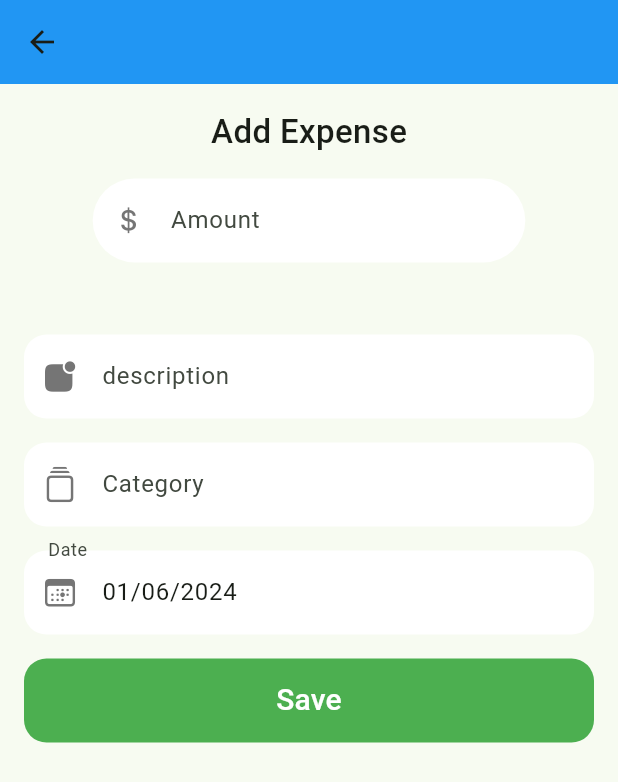
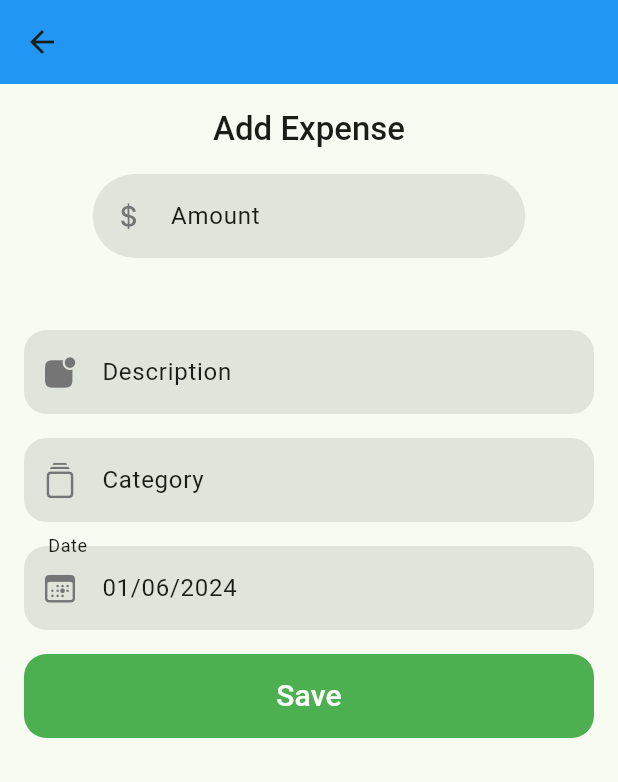
Before and after one commit to Despance/Savetify, a Flutter app: the screen it shows once a user with an empty profile is signed in, after a tap on an icon or button, on a phone screen of 412 x 824 dp. Shown: the top 782 px of the screen. Run offline on Flutter 3.47's test engine with Material 3 defaults, Android fonts, the phone set to English and light mode, and no system bars; our stand-ins replace cloud_firestore, firebase_auth, firebase_core, fl_chart, flutter_colorpicker, flutter_form_builder and 4 more; missing offline and left inert: google_sign_in_dartio; accounts and stored records are empty.

Commit message:
fixed web browser
chrome fixed %80 and adding singlechildscrollview to chart because ios pixel overflow

```diff
--- a/lib/src/features/expense/view/add_expense.dart
+++ b/lib/src/features/expense/view/add_expense.dart
@@ -1,5 +1,4 @@
 import 'dart:math';
-
 import 'package:cloud_firestore/cloud_firestore.dart';
 import 'package:firebase_auth/firebase_auth.dart';
 import 'package:flutter/cupertino.dart';
@@ -57,12 +56,15 @@ class _AddExpenseState extends State<AddExpense> {
 
   @override
   Widget build(BuildContext context) {
+    final theme = Theme.of(context);
+    final textTheme = theme.textTheme;
+
     return GestureDetector(
       onTap: () => FocusScope.of(context).unfocus(),
       child: Scaffold(
-        backgroundColor: SavetifyTheme.lightTheme.colorScheme.background,
+        backgroundColor: theme.colorScheme.background,
         appBar: AppBar(
-          backgroundColor: SavetifyTheme.lightTheme.secondaryHeaderColor,
+          backgroundColor: theme.secondaryHeaderColor,
         ),
         body: SingleChildScrollView(
           child: Padding(
@@ -70,9 +72,12 @@ class _AddExpenseState extends State<AddExpense> {
             child: Column(
               crossAxisAlignment: CrossAxisAlignment.center,
               children: [
-                const Text(
+                Text(
                   "Add Expense",
-                  style: TextStyle(fontSize: 22, fontWeight: FontWeight.w500),
+                  style: textTheme.headline6?.copyWith(
+                    fontSize: 22,
+                    fontWeight: FontWeight.w500,
+                  ),
                 ),
                 const SizedBox(height: 16),
                 SizedBox(
@@ -82,13 +87,15 @@ class _AddExpenseState extends State<AddExpense> {
                     keyboardType:
                         const TextInputType.numberWithOptions(decimal: true),
                     inputFormatters: [
-                      FilteringTextInputFormatter.allow(RegExp(
-                          r'[0-9,.]')), // Sadece rakam, virgül ve nokta girilmesine izin verir
+                      FilteringTextInputFormatter.allow(
+                        RegExp(r'[0-9,.]'),
+                      ), // Only allows digits, comma, and period
                     ],
                     decoration: InputDecoration(
                       filled: true,
-                      fillColor: Colors.white,
+                      fillColor: theme.inputDecorationTheme.fillColor,
                       labelText: "Amount",
+                      labelStyle: textTheme.bodyText1,
                       prefixIcon: Icon(
                         CupertinoIcons.money_dollar,
                         color: Colors.grey[600],
@@ -98,7 +105,9 @@ class _AddExpenseState extends State<AddExpense> {
                         borderSide: BorderSide.none,
                       ),
                       hintText: "Enter the amount",
+                      hintStyle: textTheme.bodyText2,
                     ),
+                    style: textTheme.bodyText1,
                     onChanged: (value) {
                       if (value.contains(',')) {
                         value = value.replaceAll(',', '.');
@@ -118,8 +127,9 @@ class _AddExpenseState extends State<AddExpense> {
                     controller: descriptionController,
                     decoration: InputDecoration(
                       filled: true,
-                        fillColor: Colors.white,
-                        labelText: "description",
+                      fillColor: theme.inputDecorationTheme.fillColor,
+                      labelText: "Description",
+                      labelStyle: textTheme.bodyText1,
                       prefixIcon: Icon(
                         CupertinoIcons.app_badge_fill,
                         color: Colors.grey[600],
@@ -129,7 +139,10 @@ class _AddExpenseState extends State<AddExpense> {
                         borderSide: BorderSide.none,
                       ),
                       hintText: "Enter the description",
-                      )),
+                      hintStyle: textTheme.bodyText2,
+                    ),
+                    style: textTheme.bodyText1,
+                  ),
                 ),
                 const SizedBox(height: 16),
                 GestureDetector(
@@ -190,8 +203,9 @@ class _AddExpenseState extends State<AddExpense> {
                       controller: categoryController,
                       decoration: InputDecoration(
                         filled: true,
-                        fillColor: Colors.white,
+                        fillColor: theme.inputDecorationTheme.fillColor,
                         labelText: "Category",
+                        labelStyle: textTheme.bodyText1,
                         prefixIcon: Icon(
                           CupertinoIcons.square_stack,
                           color: Colors.grey[600],
@@ -201,7 +215,9 @@ class _AddExpenseState extends State<AddExpense> {
                           borderSide: BorderSide.none,
                         ),
                         hintText: "Enter the category",
+                        hintStyle: textTheme.bodyText2,
                       ),
+                      style: textTheme.bodyText1,
                     ),
                   ),
                 ),
@@ -225,8 +241,9 @@ class _AddExpenseState extends State<AddExpense> {
                   },
                   decoration: InputDecoration(
                     filled: true,
-                    fillColor: Colors.white,
+                    fillColor: theme.inputDecorationTheme.fillColor,
                     labelText: "Date",
+                    labelStyle: textTheme.bodyText1,
                     prefixIcon: Icon(
                       CupertinoIcons.calendar_today,
                       color: Colors.grey[600],
@@ -236,7 +253,9 @@ class _AddExpenseState extends State<AddExpense> {
                       borderSide: BorderSide.none,
                     ),
                     hintText: "Enter the date",
+                    hintStyle: textTheme.bodyText2,
                   ),
+                  style: textTheme.bodyText1,
                 ),
                 const SizedBox(height: 16),
                 SizedBox(
@@ -265,7 +284,7 @@ class _AddExpenseState extends State<AddExpense> {
                       Navigator.pop(context);
                     },
                     style: TextButton.styleFrom(
-                      backgroundColor: SavetifyTheme.lightTheme.primaryColor,
+                      backgroundColor: theme.primaryColor,
                       shape: RoundedRectangleBorder(
                         borderRadius: BorderRadius.circular(15),
                       ),
--- a/lib/src/features/home/view/main_screen.dart
+++ b/lib/src/features/home/view/main_screen.dart
@@ -21,6 +21,7 @@ class MainScreenState extends State<MainScreen> {
   late IncomeViewModel incomeViewModel;
   ExpenseRepository? expenseRepository;
   late String result;
+
   initPage() async {
     incomeViewModel = IncomeViewModel();
     userModel = await const ProfileView().getUser();
@@ -52,12 +53,68 @@ class MainScreenState extends State<MainScreen> {
           builder: (context, snapshot) {
             return snapshot.connectionState == ConnectionState.waiting
                 ? const Center(child: CircularProgressIndicator())
-                : Padding(
+                : LayoutBuilder(
+                    builder: (context, constraints) {
+                      if (constraints.maxWidth > 600) {
+                        // Larger screen layout
+                        return Padding(
+                          padding: const EdgeInsets.symmetric(
+                              horizontal: 25, vertical: 10),
+                          child: Row(
+                            children: [
+                              Expanded(
+                                child: Column(
+                                  crossAxisAlignment: CrossAxisAlignment.start,
+                                  children: [
+                                    buildHeader(),
+                                    const SizedBox(height: 20),
+                                    buildBalanceCard(),
+                                  ],
+                                ),
+                              ),
+                              const SizedBox(width: 20),
+                              Expanded(
+                                child: Column(
+                                  crossAxisAlignment: CrossAxisAlignment.start,
+                                  children: [
+                                    const SizedBox(height: 20),
+                                    buildTransactionsHeader(),
+                                    const SizedBox(height: 10),
+                                    buildTransactionsList(),
+                                  ],
+                                ),
+                              ),
+                            ],
+                          ),
+                        );
+                      } else {
+                        // Small screen layout
+                        return SingleChildScrollView(
+                          child: Padding(
                             padding: const EdgeInsets.symmetric(
                                 horizontal: 25, vertical: 10),
                             child: Column(
                               children: [
-                        Row(
+                                buildHeader(),
+                                const SizedBox(height: 20),
+                                buildBalanceCard(),
+                                const SizedBox(height: 20),
+                                buildTransactionsHeader(),
+                                const SizedBox(height: 10),
+                                buildTransactionsList(),
+                              ],
+                            ),
+                          ),
+                        );
+                      }
+                    },
+                  );
+          }),
+    );
+  }
+
+  Widget buildHeader() {
+    return Row(
       mainAxisAlignment: MainAxisAlignment.spaceBetween,
       children: [
         Row(
@@ -67,8 +124,7 @@ class MainScreenState extends State<MainScreen> {
                 GestureDetector(
                   onTap: () {
                     Navigator.push(context,
-                                            MaterialPageRoute(
-                                                builder: (context) {
+                        MaterialPageRoute(builder: (context) {
                       return const ProfileView();
                     }));
                   },
@@ -101,32 +157,32 @@ class MainScreenState extends State<MainScreen> {
                     style: TextStyle(
                         fontSize: 15,
                         fontWeight: FontWeight.w600,
-                                            color: SavetifyTheme.lightTheme
-                                                .secondaryHeaderColor)),
+                        color: SavetifyTheme.lightTheme.secondaryHeaderColor)),
                 Text(
-                                      userModel == null
-                                          ? 'User'
-                                          : userModel!.name,
+                  userModel == null ? 'User' : userModel!.name,
                   style: TextStyle(
                       fontSize: 20,
                       fontWeight: FontWeight.bold,
-                                          color: SavetifyTheme
-                                              .lightTheme.primaryColor),
+                      color: SavetifyTheme.lightTheme.primaryColor),
                 ),
               ],
             ),
           ],
         ),
       ],
+    );
+  }
+
+  Widget buildBalanceCard() {
+    return Container(
+      width: MediaQuery.of(context).size.width,
+      constraints: BoxConstraints(
+        maxHeight:
+            MediaQuery.of(context).size.height / 3, // Adjust this as needed
       ),
-                        const SizedBox(height: 20),
-                        Container(
-                          width: MediaQuery.of(context).size.width,
-                          height: MediaQuery.of(context).size.width / 2,
       decoration: BoxDecoration(
         color: const Color.fromARGB(255, 193, 145, 0),
-                            borderRadius:
-                                const BorderRadius.all(Radius.circular(40)),
+        borderRadius: const BorderRadius.all(Radius.circular(40)),
         gradient: LinearGradient(
           colors: [
             const Color.fromARGB(255, 96, 91, 255),
@@ -164,13 +220,33 @@ class MainScreenState extends State<MainScreen> {
               )),
           const SizedBox(height: 12),
           Padding(
-                                padding: const EdgeInsets.symmetric(
-                                    vertical: 12, horizontal: 20),
+            padding: const EdgeInsets.symmetric(vertical: 12, horizontal: 20),
             child: Row(
-                                  mainAxisAlignment:
-                                      MainAxisAlignment.spaceBetween,
+              mainAxisAlignment: MainAxisAlignment.spaceBetween,
               children: [
-                                    Row(
+                buildIncomeExpenseInfo(
+                  CupertinoIcons.arrow_up,
+                  const Color.fromARGB(255, 2, 141, 35),
+                  "Income",
+                  "₺ ${incomeViewModel.getTotalIncome()}",
+                ),
+                buildIncomeExpenseInfo(
+                  CupertinoIcons.arrow_down,
+                  const Color.fromARGB(255, 189, 1, 1),
+                  "Expense",
+                  "₺ ${calculateTotalExpense()}",
+                ),
+              ],
+            ),
+          )
+        ],
+      ),
+    );
+  }
+
+  Widget buildIncomeExpenseInfo(
+      IconData icon, Color iconColor, String title, String amount) {
+    return Row(
       children: [
         Container(
           width: 25,
@@ -179,25 +255,18 @@ class MainScreenState extends State<MainScreen> {
             color: Colors.white30,
             shape: BoxShape.circle,
           ),
-                                          child: const Icon(
-                                            CupertinoIcons.arrow_up,
-                                            color:
-                                                Color.fromARGB(255, 2, 141, 35),
-                                            size: 15,
-                                          ),
+          child: Icon(icon, color: iconColor, size: 15),
         ),
         const SizedBox(width: 8),
         Column(
-                                          crossAxisAlignment:
-                                              CrossAxisAlignment.start,
+          crossAxisAlignment: CrossAxisAlignment.start,
           children: [
-                                            const Text("Income",
-                                                style: TextStyle(
+            Text(title,
+                style: const TextStyle(
                     fontSize: 14,
                     fontWeight: FontWeight.w400,
                     color: Colors.white)),
-                                            Text(
-                                                "₺ ${incomeViewModel.getTotalIncome()}",
+            Text(amount,
                 style: const TextStyle(
                     fontSize: 14,
                     fontWeight: FontWeight.w500,
@@ -205,56 +274,12 @@ class MainScreenState extends State<MainScreen> {
           ],
         )
       ],
-                                    ),
-                                    Row(
-                                      children: [
-                                        Container(
-                                          width: 25,
-                                          height: 25,
-                                          decoration: const BoxDecoration(
-                                            color: Colors.white30,
-                                            shape: BoxShape.circle,
-                                          ),
-                                          child: const Icon(
-                                            CupertinoIcons.arrow_down,
-                                            color:
-                                                Color.fromARGB(255, 189, 1, 1),
-                                            size: 15,
-                                          ),
-                                        ),
-                                        const SizedBox(width: 8),
-                                        Column(
-                                          crossAxisAlignment:
-                                              CrossAxisAlignment.start,
-                                          children: [
-                                            const Text("Expense",
-                                                style: TextStyle(
-                                                    fontSize: 14,
-                                                    fontWeight: FontWeight.w400,
-                                                    color: Colors.white)),
-                                            Text("₺ ${calculateTotalExpense()}",
-                                                style: const TextStyle(
-                                                    fontSize: 14,
-                                                    fontWeight: FontWeight.w500,
-                                                    color: Colors.white)),
-                                          ],
-                                        )
-                                      ],
-                                    ),
-                                  ],
-                                ),
-                              )
-                            ],
-                          ),
-                        ),
-                        const SizedBox(height: 20),
-                        Expanded(
-                          child: Column(
-                            children: [
-                              const SizedBox(height: 10),
-                              Row(
-                                mainAxisAlignment:
-                                    MainAxisAlignment.spaceBetween,
+    );
+  }
+
+  Widget buildTransactionsHeader() {
+    return Row(
+      mainAxisAlignment: MainAxisAlignment.spaceBetween,
       children: [
         Align(
           alignment: Alignment.centerLeft,
@@ -263,8 +288,7 @@ class MainScreenState extends State<MainScreen> {
               style: TextStyle(
                   fontSize: 15,
                   fontWeight: FontWeight.w500,
-                                            color: SavetifyTheme.lightTheme
-                                                .secondaryHeaderColor)),
+                  color: SavetifyTheme.lightTheme.secondaryHeaderColor)),
         ),
         GestureDetector(
           onTap: () {
@@ -275,32 +299,22 @@ class MainScreenState extends State<MainScreen> {
               style: TextStyle(
                   fontSize: 15,
                   fontWeight: FontWeight.w300,
-                                            color: SavetifyTheme.lightTheme
-                                                .secondaryHeaderColor)),
+                  color: SavetifyTheme.lightTheme.secondaryHeaderColor)),
         ),
       ],
-                              ),
-                              const SizedBox(height: 10),
-                              Expanded(
-                                child: expenseRepository!.getExpenses().isEmpty
-                                    ? const Center(
-                                        child: Text('No expenses found'))
+    );
+  }
+
+  Widget buildTransactionsList() {
+    return expenseRepository!.getExpenses().isEmpty
+        ? const Center(child: Text('No expenses found'))
         : ListView.builder(
-                                        itemCount: expenseRepository!
-                                            .getExpenses()
-                                            .length,
+            shrinkWrap: true,
+            physics: const NeverScrollableScrollPhysics(),
+            itemCount: expenseRepository!.getExpenses().length,
             itemBuilder: (context, int i) {
               return ExpenseCard(i);
-                                        }),
-                              ),
-                            ],
-                          ),
-                        ),
-                      ],
-                    ),
-                  );
-          }),
-    );
+            });
   }
 
   Widget ExpenseCard(int i) {
@@ -335,10 +349,7 @@ class MainScreenState extends State<MainScreen> {
         alignment: Alignment.centerRight,
         padding: const EdgeInsets.symmetric(horizontal: 20),
         color: const Color.fromARGB(255, 177, 20, 9).withOpacity(0.5),
-        child: const Icon(
-          Icons.delete,
-          color: Colors.white,
-        ),
+        child: const Icon(Icons.delete, color: Colors.white),
       ),
       child: GestureDetector(
         onTap: () {
--- a/lib/src/features/report/view/InvestmentReportChart.dart
+++ b/lib/src/features/report/view/InvestmentReportChart.dart
@@ -42,7 +42,9 @@ class InvestmentPieChart extends StatelessWidget {
             ],
           );
         } else {
-          return Column(
+          return Builder(builder: (context) {
+            return SingleChildScrollView(
+              child: Column(
                 children: [
                   Container(
                     height: 300, // Fixed height for smaller screens
@@ -60,7 +62,9 @@ class InvestmentPieChart extends StatelessWidget {
                     child: _buildReport(constraints),
                   ),
                 ],
+              ),
             );
+          });
         }
       },
     );
```
Lines whose indentation alone changed are shown as unchanged.
